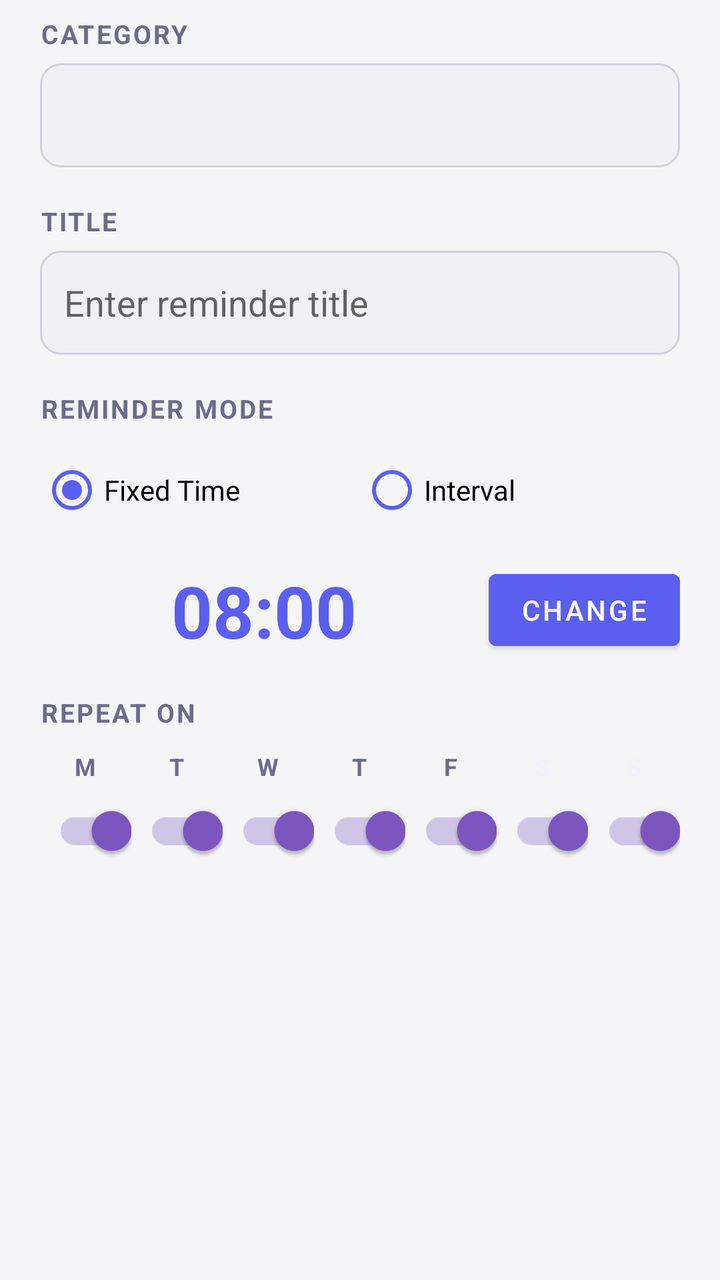
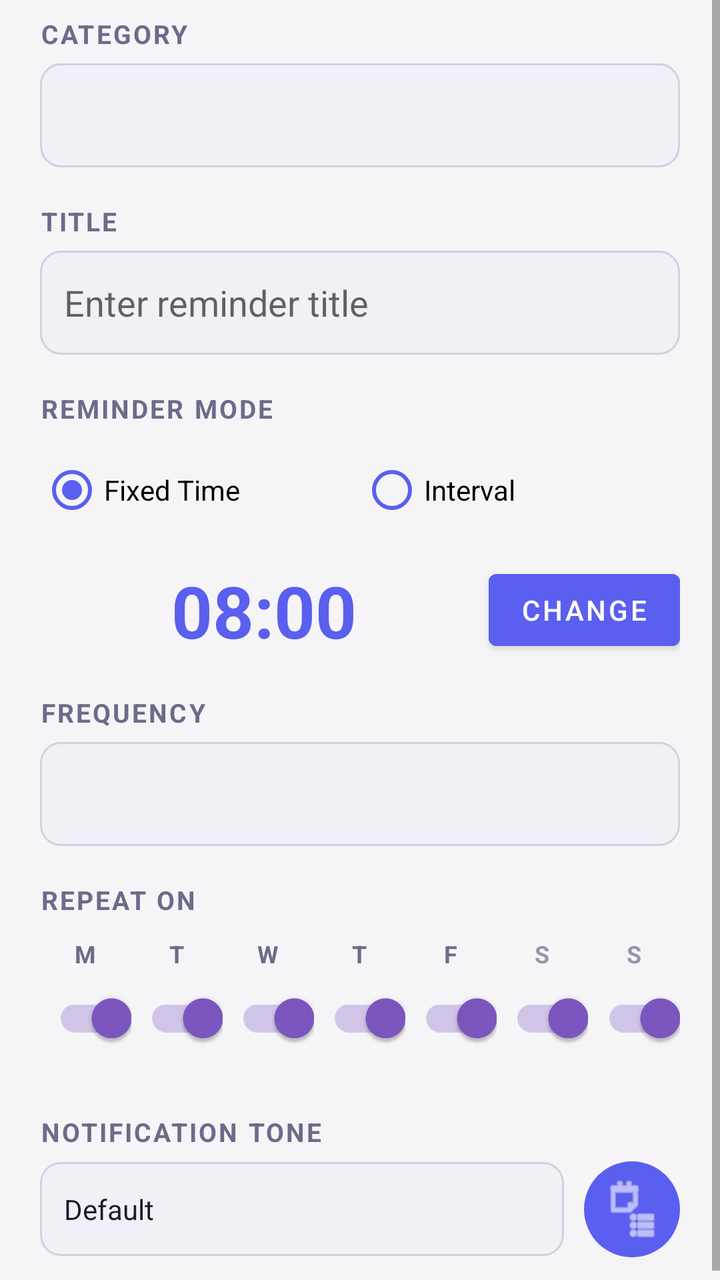

Two renders of the same Android screen: before a commit and after it. Below are the layout's source before the change and the commit's diff.
<!-- AndroidManifest.xml: application theme Theme.DailyRoutine -->
<!-- res/layout/dialog_add_reminder.xml -->
<?xml version="1.0" encoding="utf-8"?>
<ScrollView xmlns:android="http://schemas.android.com/apk/res/android"
    android:layout_width="match_parent"
    android:layout_height="wrap_content">

    <LinearLayout
        android:layout_width="match_parent"
        android:layout_height="wrap_content"
        android:orientation="vertical"
        android:paddingHorizontal="20dp"
        android:paddingTop="8dp"
        android:paddingBottom="16dp">

        
        <TextView
            style="@style/LabelText"
            android:text="Category"/>

        <Spinner
            android:id="@+id/spinnerType"
            android:layout_width="match_parent"
            android:layout_height="52dp"
            android:layout_marginTop="6dp"
            android:background="@drawable/bg_field"/>

        
        <TextView
            style="@style/LabelText"
            android:layout_marginTop="18dp"
            android:text="Title"/>

        <EditText
            android:id="@+id/etTitle"
            android:layout_width="match_parent"
            android:layout_height="52dp"
            android:layout_marginTop="6dp"
            android:hint="Enter reminder title"
            android:inputType="textCapSentences"
            android:background="@drawable/bg_field"
            android:paddingHorizontal="12dp"/>

        
        <LinearLayout
            android:id="@+id/llMealDetails"
            android:layout_width="match_parent"
            android:layout_height="wrap_content"
            android:orientation="vertical"
            android:visibility="gone">

            <TextView
                style="@style/LabelText"
                android:layout_marginTop="18dp"
                android:text="Dish Type"/>

            <EditText
                android:id="@+id/etDishType"
                android:layout_width="match_parent"
                android:layout_height="52dp"
                android:layout_marginTop="6dp"
                android:hint="e.g. Pasta, Salad, etc."
                android:inputType="textCapSentences"
                android:background="@drawable/bg_field"
                android:paddingHorizontal="12dp"/>

            <TextView
                style="@style/LabelText"
                android:layout_marginTop="18dp"
                android:text="Ingredients"/>

            <EditText
                android:id="@+id/etIngredients"
                android:layout_width="match_parent"
                android:layout_height="80dp"
                android:layout_marginTop="6dp"
                android:hint="e.g. Spinach, Tomato, Tofu"
                android:inputType="textMultiLine|textCapSentences"
                android:gravity="top"
                android:background="@drawable/bg_field"
                android:padding="12dp"/>
        </LinearLayout>

        
        <TextView
            style="@style/LabelText"
            android:layout_marginTop="18dp"
            android:text="Reminder Mode"/>

        <RadioGroup
            android:id="@+id/rgMode"
            android:layout_width="match_parent"
            android:layout_height="wrap_content"
            android:orientation="horizontal"
            android:layout_marginTop="8dp">

            <RadioButton
                android:id="@+id/rbFixedTime"
                android:layout_width="0dp"
                android:layout_height="wrap_content"
                android:layout_weight="1"
                android:text="Fixed Time"
                android:checked="true"
                android:buttonTint="@color/primary"/>

            <RadioButton
                android:id="@+id/rbInterval"
                android:layout_width="0dp"
                android:layout_height="wrap_content"
                android:layout_weight="1"
                android:text="Interval"
                android:buttonTint="@color/primary"/>
        </RadioGroup>

        
        <LinearLayout
            android:id="@+id/llFixed"
            android:layout_width="match_parent"
            android:layout_height="wrap_content"
            android:orientation="horizontal"
            android:gravity="center_vertical"
            android:layout_marginTop="12dp">

            <TextView
                android:id="@+id/tvTime"
                android:layout_width="0dp"
                android:layout_height="wrap_content"
                android:layout_weight="1"
                android:text="08:00"
                android:textSize="36sp"
                android:textStyle="bold"
                android:textColor="@color/primary"
                android:gravity="center"/>

            <Button
                android:id="@+id/btnPickTime"
                android:layout_width="wrap_content"
                android:layout_height="wrap_content"
                android:text="Change"
                android:backgroundTint="@color/primary"
                android:textColor="@android:color/white"/>
        </LinearLayout>

        
        <LinearLayout
            android:id="@+id/llInterval"
            android:layout_width="match_parent"
            android:layout_height="wrap_content"
            android:orientation="horizontal"
            android:gravity="center_vertical"
            android:layout_marginTop="12dp"
            android:visibility="gone">

            <TextView
                android:layout_width="wrap_content"
                android:layout_height="wrap_content"
                android:text="Every"
                android:textColor="@color/textPrimary"
                android:textSize="15sp"/>

            <EditText
                android:id="@+id/etIntervalMin"
                android:layout_width="72dp"
                android:layout_height="50dp"
                android:layout_marginHorizontal="10dp"
                android:text="60"
                android:inputType="number"
                android:gravity="center"
                android:textStyle="bold"
                android:textSize="18sp"
                android:background="@drawable/bg_field"
                android:textColor="@color/primary"/>

            <TextView
                android:layout_width="wrap_content"
                android:layout_height="wrap_content"
                android:text="minutes"
                android:textColor="@color/textPrimary"
                android:textSize="15sp"/>
        </LinearLayout>

        
        <TextView
            style="@style/LabelText"
            android:layout_marginTop="18dp"
            android:text="Repeat On"/>

        
        <LinearLayout
            android:layout_width="match_parent"
            android:layout_height="wrap_content"
            android:orientation="horizontal"
            android:layout_marginTop="10dp"
            android:gravity="center">

            <LinearLayout
                android:layout_width="0dp"
                android:layout_height="wrap_content"
                android:layout_weight="1"
                android:orientation="vertical"
                android:gravity="center">
                <TextView android:layout_width="wrap_content" android:layout_height="wrap_content"
                    android:text="M" android:textSize="12sp" android:textStyle="bold" android:textColor="@color/textSecondary"/>
                <androidx.appcompat.widget.SwitchCompat
                    android:id="@+id/swMon" android:layout_width="wrap_content" android:layout_height="wrap_content"
                    android:checked="true" android:showText="false"/>
            </LinearLayout>

            <LinearLayout
                android:layout_width="0dp"
                android:layout_height="wrap_content"
                android:layout_weight="1"
                android:orientation="vertical"
                android:gravity="center">
                <TextView android:layout_width="wrap_content" android:layout_height="wrap_content"
                    android:text="T" android:textSize="12sp" android:textStyle="bold" android:textColor="@color/textSecondary"/>
                <androidx.appcompat.widget.SwitchCompat
                    android:id="@+id/swTue" android:layout_width="wrap_content" android:layout_height="wrap_content"
                    android:checked="true" android:showText="false"/>
            </LinearLayout>

            <LinearLayout
                android:layout_width="0dp"
                android:layout_height="wrap_content"
                android:layout_weight="1"
                android:orientation="vertical"
                android:gravity="center">
                <TextView android:layout_width="wrap_content" android:layout_height="wrap_content"
                    android:text="W" android:textSize="12sp" android:textStyle="bold" android:textColor="@color/textSecondary"/>
                <androidx.appcompat.widget.SwitchCompat
                    android:id="@+id/swWed" android:layout_width="wrap_content" android:layout_height="wrap_content"
                    android:checked="true" android:showText="false"/>
            </LinearLayout>

            <LinearLayout
                android:layout_width="0dp"
                android:layout_height="wrap_content"
                android:layout_weight="1"
                android:orientation="vertical"
                android:gravity="center">
                <TextView android:layout_width="wrap_content" android:layout_height="wrap_content"
                    android:text="T" android:textSize="12sp" android:textStyle="bold" android:textColor="@color/textSecondary"/>
                <androidx.appcompat.widget.SwitchCompat
                    android:id="@+id/swThu" android:layout_width="wrap_content" android:layout_height="wrap_content"
                    android:checked="true" android:showText="false"/>
            </LinearLayout>

            <LinearLayout
                android:layout_width="0dp"
                android:layout_height="wrap_content"
                android:layout_weight="1"
                android:orientation="vertical"
                android:gravity="center">
                <TextView android:layout_width="wrap_content" android:layout_height="wrap_content"
                    android:text="F" android:textSize="12sp" android:textStyle="bold" android:textColor="@color/textSecondary"/>
                <androidx.appcompat.widget.SwitchCompat
                    android:id="@+id/swFri" android:layout_width="wrap_content" android:layout_height="wrap_content"
                    android:checked="true" android:showText="false"/>
            </LinearLayout>

            <LinearLayout
                android:layout_width="0dp"
                android:layout_height="wrap_content"
                android:layout_weight="1"
                android:orientation="vertical"
                android:gravity="center">
                <TextView android:layout_width="wrap_content" android:layout_height="wrap_content"
                    android:text="S" android:textSize="12sp" android:textStyle="bold" android:textColor="@color/primaryLight"
                    android:alpha="0.7"/>
                <androidx.appcompat.widget.SwitchCompat
                    android:id="@+id/swSat" android:layout_width="wrap_content" android:layout_height="wrap_content"
                    android:checked="true" android:showText="false"/>
            </LinearLayout>

            <LinearLayout
                android:layout_width="0dp"
                android:layout_height="wrap_content"
                android:layout_weight="1"
                android:orientation="vertical"
                android:gravity="center">
                <TextView android:layout_width="wrap_content" android:layout_height="wrap_content"
                    android:text="S" android:textSize="12sp" android:textStyle="bold" android:textColor="@color/primaryLight"
                    android:alpha="0.7"/>
                <androidx.appcompat.widget.SwitchCompat
                    android:id="@+id/swSun" android:layout_width="wrap_content" android:layout_height="wrap_content"
                    android:checked="true" android:showText="false"/>
            </LinearLayout>
        </LinearLayout>

    </LinearLayout>
</ScrollView>
<!-- resources referenced by this layout -->
<resources>
  <color name="primary">#5B5FEF</color>
  <color name="primaryLight">#EEF0FF</color>
  <color name="textPrimary">#1A1A2E</color>
  <color name="textSecondary">#6B6B8A</color>
  <!-- drawable bg_field (drawable) -->
  <?xml version="1.0" encoding="utf-8"?>
  <shape xmlns:android="http://schemas.android.com/apk/res/android"
      android:shape="rectangle">
      <solid android:color="@color/fieldBg"/>
      <corners android:radius="10dp"/>
      <stroke android:width="1dp" android:color="@color/fieldStroke"/>
  </shape>
  <style name="LabelText">
          <item name="android:layout_width">wrap_content</item>
          <item name="android:layout_height">wrap_content</item>
          <item name="android:textSize">13sp</item>
          <item name="android:textStyle">bold</item>
          <item name="android:textColor">@color/textSecondary</item>
          <item name="android:textAllCaps">true</item>
          <item name="android:letterSpacing">0.08</item>
      </style>
  <style name="Theme.DailyRoutine" parent="Theme.MaterialComponents.DayNight.NoActionBar">
          <item name="colorPrimary">@color/primary</item>
          <item name="colorPrimaryVariant">@color/primaryDark</item>
          <item name="colorOnPrimary">@android:color/white</item>
          <item name="colorSecondary">@color/accent</item>
          <item name="colorOnSecondary">@android:color/white</item>
          <item name="android:windowBackground">@color/bgPage</item>
          <item name="android:statusBarColor">@color/statusBar</item>
          <item name="android:navigationBarColor">@color/primaryDark</item>
          
          <item name="dialogCornerRadius">16dp</item>
      </style>
  <color name="fieldBg">#F0F0F6</color>
  <color name="fieldStroke">#D0D0E0</color>
  <color name="primaryDark">#3F41C2</color>
  <color name="accent">#7E57C2</color>
  <color name="bgPage">#F5F5F7</color>
  <color name="statusBar">#5B5FEF</color>
</resources>

<!-- the commit's change to res/layout/dialog_add_reminder.xml (unified diff, before → after) -->
@@ -1,5 +1,6 @@
 <?xml version="1.0" encoding="utf-8"?>
 <ScrollView xmlns:android="http://schemas.android.com/apk/res/android"
+    xmlns:app="http://schemas.android.com/apk/res-auto"
     android:layout_width="match_parent"
     android:layout_height="wrap_content">
 
@@ -181,108 +182,189 @@
         <TextView
             style="@style/LabelText"
             android:layout_marginTop="18dp"
-            android:text="Repeat On"/>
-
-        
-        <LinearLayout
-            android:layout_width="match_parent"
-            android:layout_height="wrap_content"
-            android:orientation="horizontal"
-            android:layout_marginTop="10dp"
-            android:gravity="center">
+            android:text="Frequency"/>
+
+        <Spinner
+            android:id="@+id/spinnerFrequency"
+            android:layout_width="match_parent"
+            android:layout_height="52dp"
+            android:layout_marginTop="6dp"
+            android:background="@drawable/bg_field"/>
+
+        
+        <LinearLayout
+            android:id="@+id/llRepeatDays"
+            android:layout_width="match_parent"
+            android:layout_height="wrap_content"
+            android:orientation="vertical">
+            <TextView
+                style="@style/LabelText"
+                android:layout_marginTop="18dp"
+                android:text="Repeat On"/>
 
             <LinearLayout
+                android:layout_width="match_parent"
+                android:layout_height="wrap_content"
+                android:orientation="horizontal"
+                android:layout_marginTop="10dp"
+                android:gravity="center">
+
+                <LinearLayout
+                    android:layout_width="0dp"
+                    android:layout_height="wrap_content"
+                    android:layout_weight="1"
+                    android:orientation="vertical"
+                    android:gravity="center">
+                    <TextView android:layout_width="wrap_content" android:layout_height="wrap_content"
+                        android:text="M" android:textSize="12sp" android:textStyle="bold" android:textColor="@color/textSecondary"/>
+                    <androidx.appcompat.widget.SwitchCompat
+                        android:id="@+id/swMon" android:layout_width="wrap_content" android:layout_height="wrap_content"
+                        android:checked="true" android:showText="false"/>
+                </LinearLayout>
+
+                <LinearLayout
+                    android:layout_width="0dp"
+                    android:layout_height="wrap_content"
+                    android:layout_weight="1"
+                    android:orientation="vertical"
+                    android:gravity="center">
+                    <TextView android:layout_width="wrap_content" android:layout_height="wrap_content"
+                        android:text="T" android:textSize="12sp" android:textStyle="bold" android:textColor="@color/textSecondary"/>
+                    <androidx.appcompat.widget.SwitchCompat
+                        android:id="@+id/swTue" android:layout_width="wrap_content" android:layout_height="wrap_content"
+                        android:checked="true" android:showText="false"/>
+                </LinearLayout>
+
+                <LinearLayout
+                    android:layout_width="0dp"
+                    android:layout_height="wrap_content"
+                    android:layout_weight="1"
+                    android:orientation="vertical"
+                    android:gravity="center">
+                    <TextView android:layout_width="wrap_content" android:layout_height="wrap_content"
+                        android:text="W" android:textSize="12sp" android:textStyle="bold" android:textColor="@color/textSecondary"/>
+                    <androidx.appcompat.widget.SwitchCompat
+                        android:id="@+id/swWed" android:layout_width="wrap_content" android:layout_height="wrap_content"
+                        android:checked="true" android:showText="false"/>
+                </LinearLayout>
+
+                <LinearLayout
+                    android:layout_width="0dp"
+                    android:layout_height="wrap_content"
+                    android:layout_weight="1"
+                    android:orientation="vertical"
+                    android:gravity="center">
+                    <TextView android:layout_width="wrap_content" android:layout_height="wrap_content"
+                        android:text="T" android:textSize="12sp" android:textStyle="bold" android:textColor="@color/textSecondary"/>
+                    <androidx.appcompat.widget.SwitchCompat
+                        android:id="@+id/swThu" android:layout_width="wrap_content" android:layout_height="wrap_content"
+                        android:checked="true" android:showText="false"/>
+                </LinearLayout>
+
+                <LinearLayout
+                    android:layout_width="0dp"
+                    android:layout_height="wrap_content"
+                    android:layout_weight="1"
+                    android:orientation="vertical"
+                    android:gravity="center">
+                    <TextView android:layout_width="wrap_content" android:layout_height="wrap_content"
+                        android:text="F" android:textSize="12sp" android:textStyle="bold" android:textColor="@color/textSecondary"/>
+                    <androidx.appcompat.widget.SwitchCompat
+                        android:id="@+id/swFri" android:layout_width="wrap_content" android:layout_height="wrap_content"
+                        android:checked="true" android:showText="false"/>
+                </LinearLayout>
+
+                <LinearLayout
+                    android:layout_width="0dp"
+                    android:layout_height="wrap_content"
+                    android:layout_weight="1"
+                    android:orientation="vertical"
+                    android:gravity="center">
+                    <TextView android:layout_width="wrap_content" android:layout_height="wrap_content"
+                        android:text="S" android:textSize="12sp" android:textStyle="bold" android:textColor="@color/textSecondary"
+                        android:alpha="0.7"/>
+                    <androidx.appcompat.widget.SwitchCompat
+                        android:id="@+id/swSat" android:layout_width="wrap_content" android:layout_height="wrap_content"
+                        android:checked="true" android:showText="false"/>
+                </LinearLayout>
+
+                <LinearLayout
+                    android:layout_width="0dp"
+                    android:layout_height="wrap_content"
+                    android:layout_weight="1"
+                    android:orientation="vertical"
+                    android:gravity="center">
+                    <TextView android:layout_width="wrap_content" android:layout_height="wrap_content"
+                        android:text="S" android:textSize="12sp" android:textStyle="bold" android:textColor="@color/textSecondary"
+                        android:alpha="0.7"/>
+                    <androidx.appcompat.widget.SwitchCompat
+                        android:id="@+id/swSun" android:layout_width="wrap_content" android:layout_height="wrap_content"
+                        android:checked="true" android:showText="false"/>
+                </LinearLayout>
+            </LinearLayout>
+        </LinearLayout>
+
+        
+        <LinearLayout
+            android:id="@+id/llMonthlyDay"
+            android:layout_width="match_parent"
+            android:layout_height="wrap_content"
+            android:orientation="horizontal"
+            android:gravity="center_vertical"
+            android:layout_marginTop="18dp"
+            android:visibility="gone">
+            <TextView
+                style="@style/LabelText"
+                android:text="Day of Month: "/>
+            <EditText
+                android:id="@+id/etDayOfMonth"
+                android:layout_width="60dp"
+                android:layout_height="50dp"
+                android:layout_marginStart="10dp"
+                android:text="1"
+                android:inputType="number"
+                android:gravity="center"
+                android:background="@drawable/bg_field"
+                android:textStyle="bold"/>
+        </LinearLayout>
+
+        
+        <TextView
+            style="@style/LabelText"
+            android:layout_marginTop="24dp"
+            android:text="Notification Tone"/>
+
+        <LinearLayout
+            android:layout_width="match_parent"
+            android:layout_height="wrap_content"
+            android:orientation="horizontal"
+            android:layout_marginTop="6dp"
+            android:gravity="center_vertical">
+
+            <TextView
+                android:id="@+id/tvToneName"
                 android:layout_width="0dp"
                 android:layout_height="wrap_content"
                 android:layout_weight="1"
-                android:orientation="vertical"
-                android:gravity="center">
-                <TextView android:layout_width="wrap_content" android:layout_height="wrap_content"
-                    android:text="M" android:textSize="12sp" android:textStyle="bold" android:textColor="@color/textSecondary"/>
-                <androidx.appcompat.widget.SwitchCompat
-                    android:id="@+id/swMon" android:layout_width="wrap_content" android:layout_height="wrap_content"
-                    android:checked="true" android:showText="false"/>
-            </LinearLayout>
-
-            <LinearLayout
-                android:layout_width="0dp"
-                android:layout_height="wrap_content"
-                android:layout_weight="1"
-                android:orientation="vertical"
-                android:gravity="center">
-                <TextView android:layout_width="wrap_content" android:layout_height="wrap_content"
-                    android:text="T" android:textSize="12sp" android:textStyle="bold" android:textColor="@color/textSecondary"/>
-                <androidx.appcompat.widget.SwitchCompat
-                    android:id="@+id/swTue" android:layout_width="wrap_content" android:layout_height="wrap_content"
-                    android:checked="true" android:showText="false"/>
-            </LinearLayout>
-
-            <LinearLayout
-                android:layout_width="0dp"
-                android:layout_height="wrap_content"
-                android:layout_weight="1"
-                android:orientation="vertical"
-                android:gravity="center">
-                <TextView android:layout_width="wrap_content" android:layout_height="wrap_content"
-                    android:text="W" android:textSize="12sp" android:textStyle="bold" android:textColor="@color/textSecondary"/>
-                <androidx.appcompat.widget.SwitchCompat
-                    android:id="@+id/swWed" android:layout_width="wrap_content" android:layout_height="wrap_content"
-                    android:checked="true" android:showText="false"/>
-            </LinearLayout>
-
-            <LinearLayout
-                android:layout_width="0dp"
-                android:layout_height="wrap_content"
-                android:layout_weight="1"
-                android:orientation="vertical"
-                android:gravity="center">
-                <TextView android:layout_width="wrap_content" android:layout_height="wrap_content"
-                    android:text="T" android:textSize="12sp" android:textStyle="bold" android:textColor="@color/textSecondary"/>
-                <androidx.appcompat.widget.SwitchCompat
-                    android:id="@+id/swThu" android:layout_width="wrap_content" android:layout_height="wrap_content"
-                    android:checked="true" android:showText="false"/>
-            </LinearLayout>
-
-            <LinearLayout
-                android:layout_width="0dp"
-                android:layout_height="wrap_content"
-                android:layout_weight="1"
-                android:orientation="vertical"
-                android:gravity="center">
-                <TextView android:layout_width="wrap_content" android:layout_height="wrap_content"
-                    android:text="F" android:textSize="12sp" android:textStyle="bold" android:textColor="@color/textSecondary"/>
-                <androidx.appcompat.widget.SwitchCompat
-                    android:id="@+id/swFri" android:layout_width="wrap_content" android:layout_height="wrap_content"
-                    android:checked="true" android:showText="false"/>
-            </LinearLayout>
-
-            <LinearLayout
-                android:layout_width="0dp"
-                android:layout_height="wrap_content"
-                android:layout_weight="1"
-                android:orientation="vertical"
-                android:gravity="center">
-                <TextView android:layout_width="wrap_content" android:layout_height="wrap_content"
-                    android:text="S" android:textSize="12sp" android:textStyle="bold" android:textColor="@color/primaryLight"
-                    android:alpha="0.7"/>
-                <androidx.appcompat.widget.SwitchCompat
-                    android:id="@+id/swSat" android:layout_width="wrap_content" android:layout_height="wrap_content"
-                    android:checked="true" android:showText="false"/>
-            </LinearLayout>
-
-            <LinearLayout
-                android:layout_width="0dp"
-                android:layout_height="wrap_content"
-                android:layout_weight="1"
-                android:orientation="vertical"
-                android:gravity="center">
-                <TextView android:layout_width="wrap_content" android:layout_height="wrap_content"
-                    android:text="S" android:textSize="12sp" android:textStyle="bold" android:textColor="@color/primaryLight"
-                    android:alpha="0.7"/>
-                <androidx.appcompat.widget.SwitchCompat
-                    android:id="@+id/swSun" android:layout_width="wrap_content" android:layout_height="wrap_content"
-                    android:checked="true" android:showText="false"/>
-            </LinearLayout>
+                android:text="Default"
+                android:textColor="@color/textPrimary"
+                android:textSize="14sp"
+                android:maxLines="1"
+                android:ellipsize="end"
+                android:paddingHorizontal="12dp"
+                android:paddingVertical="14dp"
+                android:background="@drawable/bg_field"/>
+
+            <ImageButton
+                android:id="@+id/btnPickTone"
+                android:layout_width="48dp"
+                android:layout_height="48dp"
+                android:layout_marginStart="10dp"
+                android:src="@android:drawable/ic_menu_agenda"
+                android:background="@drawable/bg_circle_diet"
+                android:backgroundTint="@color/primary"
+                android:padding="10dp"
+                app:tint="@android:color/white"/>
         </LinearLayout>
 
     </LinearLayout>
<!-- resource entries referenced after the edit -->
@@ -1,9 +1,14 @@
 <!-- resources referenced by this layout -->
 <resources>
   <color name="primary">#5B5FEF</color>
-  <color name="primaryLight">#EEF0FF</color>
   <color name="textPrimary">#1A1A2E</color>
   <color name="textSecondary">#6B6B8A</color>
+  <!-- drawable bg_circle_diet (drawable) -->
+  <?xml version="1.0" encoding="utf-8"?>
+  <shape xmlns:android="http://schemas.android.com/apk/res/android"
+      android:shape="oval">
+      <solid android:color="#FDECEC"/>
+  </shape>
   <!-- drawable bg_field (drawable) -->
   <?xml version="1.0" encoding="utf-8"?>
   <shape xmlns:android="http://schemas.android.com/apk/res/android"
